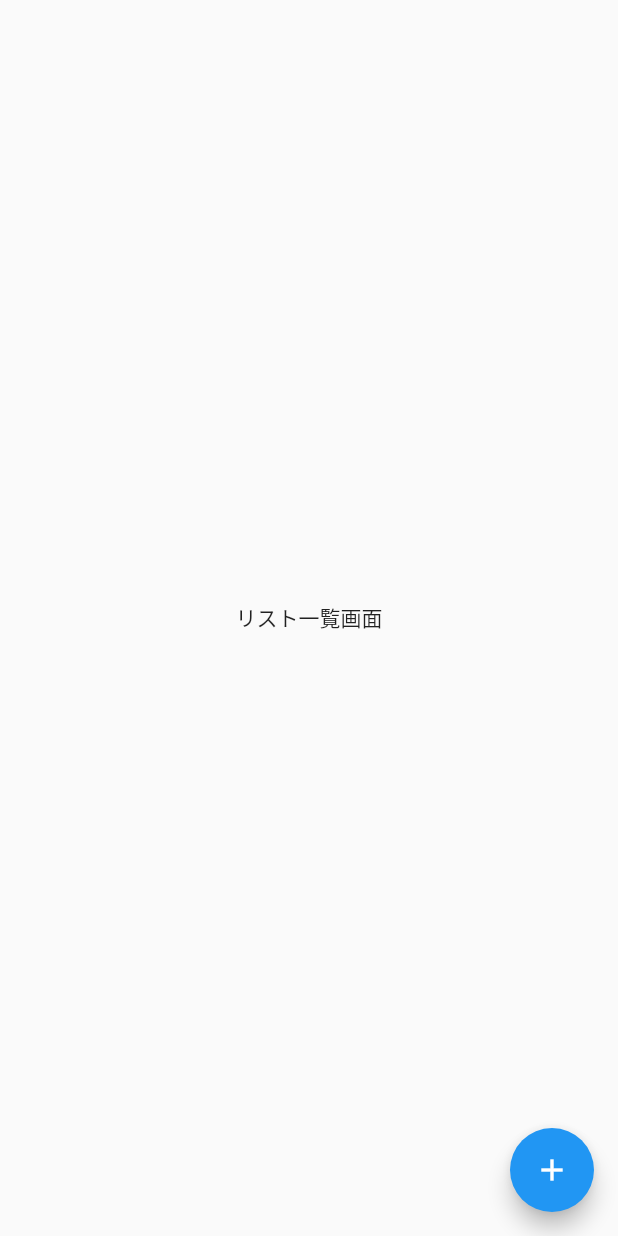
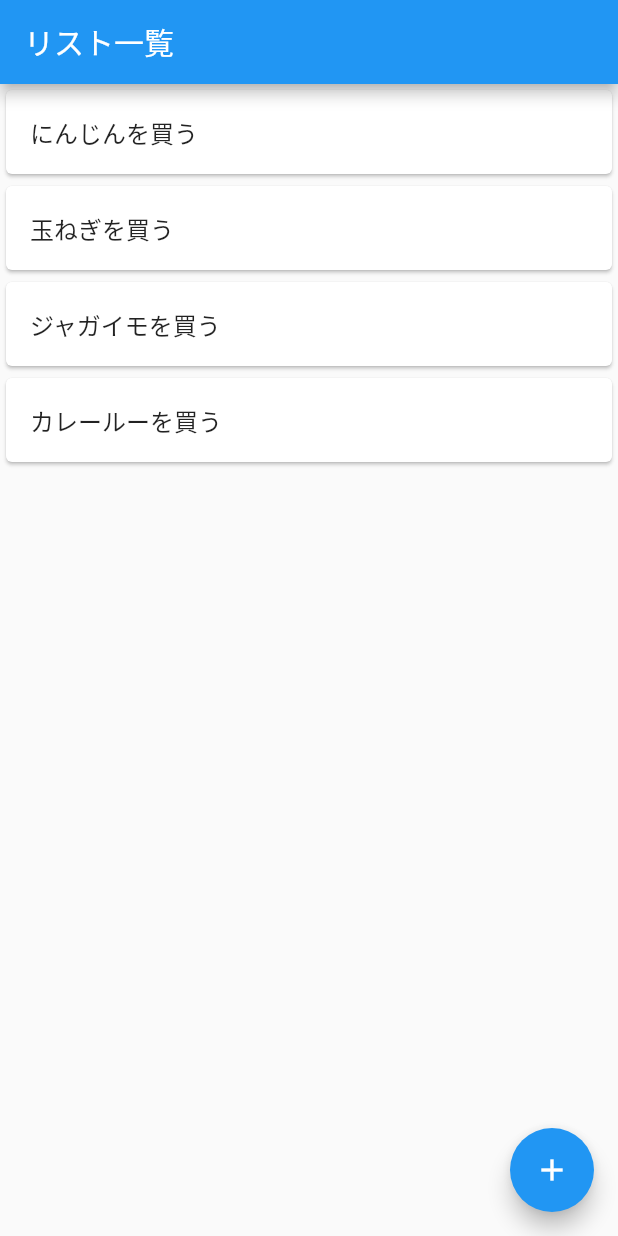
Before and after one commit to ise-208/sample-inspection, a Flutter app: the screen it shows after launch, on a phone screen of 412 x 824 dp. Run offline on Flutter 3.47's test engine with Material 2 defaults, Android fonts, the phone set to English and light mode, and no system bars.

Commit message:
Cardの追加

```diff
--- a/lib/main.dart
+++ b/lib/main.dart
@@ -3,7 +3,6 @@ import 'package:flutter/material.dart';
 void main() {
   runApp(MyApp());
 }
-
 
 class MyApp extends StatelessWidget {
   @override
@@ -22,16 +21,38 @@ class TodoListPage extends StatelessWidget {
   @override
   Widget build(BuildContext context) {
     return Scaffold(
-      body: Center(
-        child: Text("リスト一覧画面"),
+      appBar: AppBar(
+        title: Text("リスト一覧"),
+      ),
+      body: ListView(
+        children: const <Widget>[
+          Card(
+            child: ListTile(
+              title: Text("にんじんを買う"),
+            ),
+          ),
+          Card(
+            child: ListTile(
+              title: Text("玉ねぎを買う"),
+            ),
+          ),
+          Card(
+            child: ListTile(
+              title: Text("ジャガイモを買う"),
+            ),
+          ),
+          Card(
+            child: ListTile(
+              title: Text("カレールーを買う"),
+            ),
+          ),
+        ],
       ),
       floatingActionButton: FloatingActionButton(
         onPressed: () {
-          Navigator.of(context).push(
-              MaterialPageRoute(builder: (context){
-                return TodoAddPage();
-              })
-          );
+          Navigator.of(context).push(MaterialPageRoute(builder: (context) {
+            return TodoAddPage();
+          }));
         },
         child: Icon(Icons.add),
       ),
@@ -45,7 +66,7 @@ class TodoAddPage extends StatelessWidget {
     return Scaffold(
       body: Center(
         child: TextButton(
-          onPressed: (){
+          onPressed: () {
             Navigator.of(context).pop();
           },
           child: Text("リスト追加画面(クリックで戻る)"),
```
Also changed, not shown: 1 other file.
